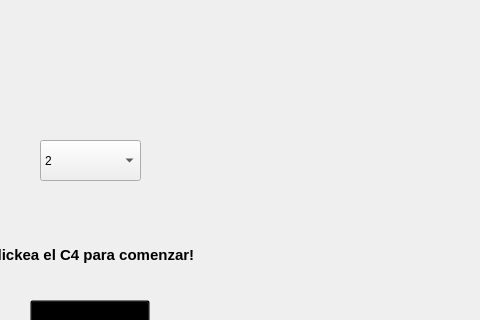
Old version of the form mainwindow.ui in the repository lucaspaupie/tp-poo-oca; both pictures show x 560 to 1040 and y 160 to 480 of the 1280 by 720 pixel window.
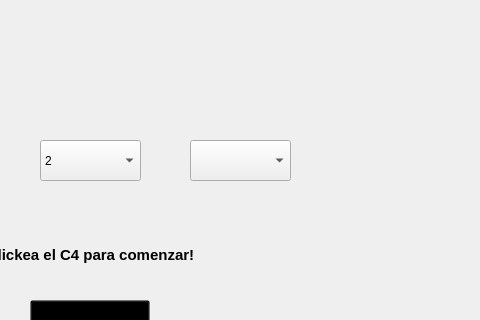
New version of the form. The open tabs and pages were chosen to show the change. Icons and pictures are not drawn.

```diff
--- a/mainwindow.ui
+++ b/mainwindow.ui
@@ -173,6 +173,16 @@
 &lt;p align=&quot;center&quot; style=&quot; margin-top:0px; margin-bottom:0px; margin-left:0px; margin-right:0px; -qt-block-indent:0; text-indent:0px;&quot;&gt;&lt;span style=&quot; font-size:11pt; font-weight:700; color:#000000;&quot;&gt;Clickea el C4 para comenzar!&lt;/span&gt;&lt;/p&gt;&lt;/body&gt;&lt;/html&gt;</string>
       </property>
      </widget>
+     <widget class="QComboBox" name="comboCasillas">
+      <property name="geometry">
+       <rect>
+        <x>750</x>
+        <y>300</y>
+        <width>101</width>
+        <height>41</height>
+       </rect>
+      </property>
+     </widget>
     </widget>
     <widget class="QWidget" name="tablero">
      <property name="styleSheet">
```
Left out of the diff: 2 changed lines with no effect on the pictures.
